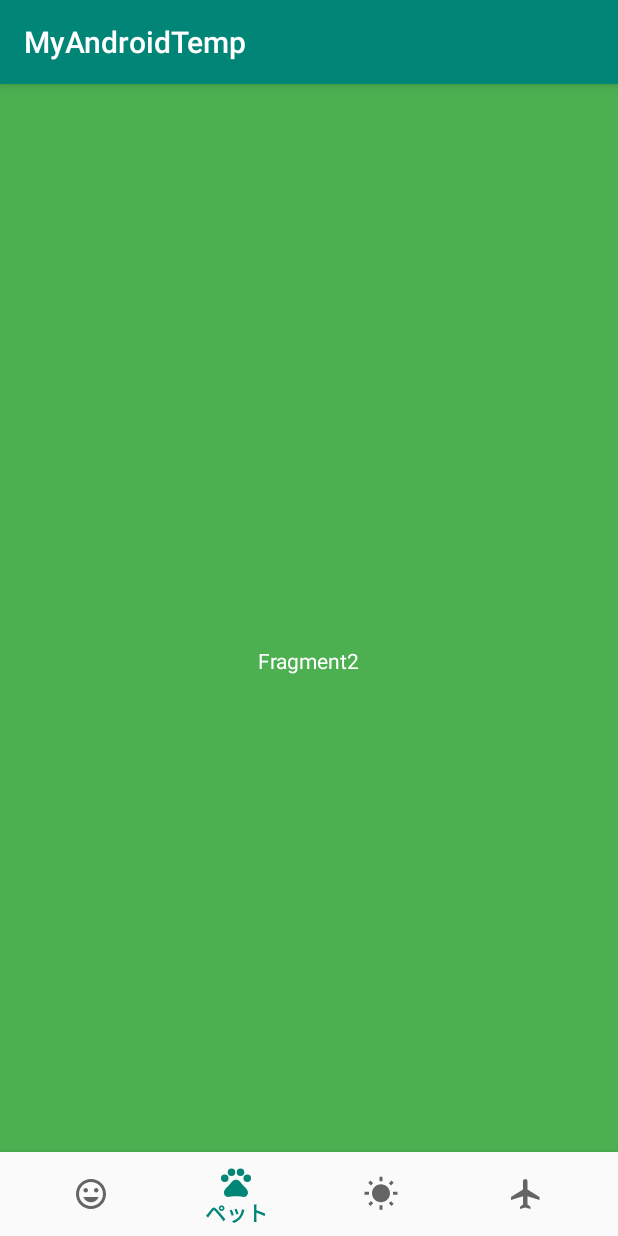
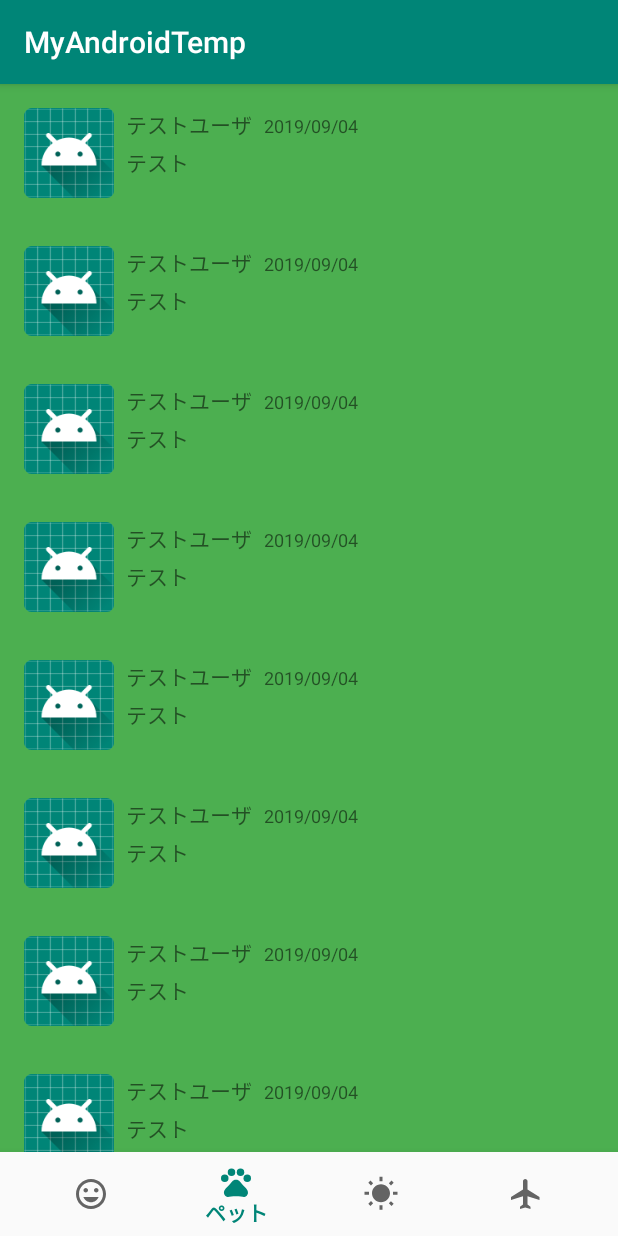
Before and after one commit to b4tchkn/AndroidPlayground, an Android app: the Fragment2 screen opened through its navigation route, on a phone screen of 412 x 824 dp. Run offline under Robolectric (Android 15) with nearby library versions, the phone set to English and light mode, and no system bars; our stand-ins replace navigation-ui; libraries missing offline, so code that uses them is left out: com.eclipsesource.json; network calls fail.

Commit message:
[add]RecyclerView in Fragment2

```diff
--- a/app/build.gradle
+++ b/app/build.gradle
@@ -57,4 +57,7 @@ dependencies {
     implementation 'com.google.code.gson:gson:2.8.5'
 
     implementation 'com.eclipsesource.minimal-json:minimal-json:0.9.5'
+
+    // recyclerView
+    implementation 'androidx.recyclerview:recyclerview:1.0.0'
 }
--- a/app/src/main/java/com/example/myandroidtemp/Fragment2.kt
+++ b/app/src/main/java/com/example/myandroidtemp/Fragment2.kt
@@ -1,10 +1,16 @@
 package com.example.myandroidtemp
 
+import android.icu.text.SimpleDateFormat
 import android.os.Bundle
+import android.os.RecoverySystem
 import android.view.LayoutInflater
 import android.view.View
 import android.view.ViewGroup
 import androidx.fragment.app.Fragment
+import androidx.recyclerview.widget.LinearLayoutManager
+import androidx.recyclerview.widget.RecyclerView
+import kotlinx.android.synthetic.main.list_item.*
+import java.util.*
 
 class Fragment2: Fragment() {
     override fun onCreateView(
@@ -14,4 +20,17 @@ class Fragment2: Fragment() {
     ): View? {
         return inflater.inflate(R.layout.fragment_2, container, false)
     }
+
+    override fun onViewCreated(view: View, savedInstanceState: Bundle?) {
+        super.onViewCreated(view, savedInstanceState)
+        val date = SimpleDateFormat("yyyy/MM/dd").format(Date())
+        val itemList = mutableListOf<Item>()
+        repeat((0..100).count()) { itemList.add(Item("テスト", date)) }
+
+        view.findViewById<RecyclerView>(R.id.itemRecyclerView).also { recyclerView: RecyclerView ->
+            recyclerView.adapter = ItemViewAdapter(context!!, itemList)
+            recyclerView.layoutManager = LinearLayoutManager(context)
+        }
+    }
+
 }
--- /dev/null
+++ b/app/src/main/java/com/example/myandroidtemp/Item.kt
@@ -0,0 +1,3 @@
+package com.example.myandroidtemp
+
+data class Item(val content: String, val date: String)
--- /dev/null
+++ b/app/src/main/java/com/example/myandroidtemp/ItemViewAdapter.kt
@@ -0,0 +1,31 @@
+package com.example.myandroidtemp
+
+import android.content.Context
+import android.view.LayoutInflater
+import android.view.View
+import android.view.ViewGroup
+import android.widget.ImageView
+import android.widget.TextView
+import androidx.recyclerview.widget.RecyclerView
+
+class ItemViewAdapter(private val context: Context, private val itemList: List<Item>) :
+    RecyclerView.Adapter<ItemViewAdapter.ItemViewHolder>() {
+    class ItemViewHolder(view: View) : RecyclerView.ViewHolder(view) {
+        val userIconImageView: ImageView = view.findViewById(R.id.userIcon)
+        val userNameTextView: TextView = view.findViewById(R.id.userName)
+        val dateTextView: TextView = view.findViewById(R.id.date)
+        val contentTextView: TextView = view.findViewById(R.id.content)
+    }
+
+    override fun onCreateViewHolder(parent: ViewGroup, viewType: Int): ItemViewHolder =
+        ItemViewHolder(LayoutInflater.from(context).inflate(R.layout.list_item, parent, false))
+
+    override fun getItemCount(): Int = itemList.size
+
+    override fun onBindViewHolder(holder: ItemViewHolder, position: Int) {
+        holder.userIconImageView.setImageResource(R.mipmap.ic_launcher)
+        holder.userNameTextView.text = "テストユーザ"
+        holder.dateTextView.text = itemList[position].date
+        holder.contentTextView.text = itemList[position].content
+    }
+}
--- a/app/src/main/res/layout/fragment_2.xml
+++ b/app/src/main/res/layout/fragment_2.xml
@@ -5,14 +5,14 @@
     android:layout_height="match_parent"
     android:background="#4CAF50">
 
-    <TextView
-        android:id="@+id/textView1"
-        android:text="Fragment2"
-        android:textColor="#FFFFFF"
-        android:layout_width="wrap_content"
-        android:layout_height="wrap_content"
+    <androidx.recyclerview.widget.RecyclerView
+        android:id="@+id/itemRecyclerView"
+        android:layout_width="0dp"
+        android:layout_height="0dp"
+        app:layout_constraintBottom_toBottomOf="parent"
+        app:layout_constraintEnd_toEndOf="parent"
         app:layout_constraintStart_toStartOf="parent"
-        app:layout_constraintTop_toTopOf="parent"
-        app:layout_constraintEnd_toEndOf="parent"
-        app:layout_constraintBottom_toBottomOf="parent"/>
+        app:layout_constraintTop_toTopOf="parent">
+    </androidx.recyclerview.widget.RecyclerView>
+
 </androidx.constraintlayout.widget.ConstraintLayout>
--- /dev/null
+++ b/app/src/main/res/layout/list_item.xml
@@ -0,0 +1,55 @@
+<?xml version="1.0" encoding="utf-8"?>
+<androidx.constraintlayout.widget.ConstraintLayout
+    xmlns:android="http://schemas.android.com/apk/res/android"
+    xmlns:app="http://schemas.android.com/apk/res-auto"
+    xmlns:tools="http://schemas.android.com/tools"
+    android:orientation="vertical"
+    android:layout_width="match_parent"
+    android:layout_height="wrap_content"
+    android:paddingBottom="16dp">
+
+    <ImageView
+        android:id="@+id/userIcon"
+        android:layout_width="60dp"
+        android:layout_height="60dp"
+        android:layout_marginStart="16dp"
+        android:layout_marginTop="16dp"
+        app:layout_constraintStart_toStartOf="parent"
+        app:layout_constraintTop_toTopOf="parent"
+        tools:srcCompat="@tools:sample/avatars">
+    </ImageView>
+
+    <TextView
+        android:id="@+id/userName"
+        android:layout_width="wrap_content"
+        android:layout_height="0dp"
+        android:layout_marginStart="8dp"
+        android:text="fu_neko"
+        app:layout_constraintStart_toEndOf="@+id/userIcon"
+        app:layout_constraintTop_toTopOf="@+id/userIcon">
+    </TextView>
+
+    <TextView
+        android:id="@+id/date"
+        android:layout_width="wrap_content"
+        android:layout_height="0dp"
+        android:layout_marginStart="8dp"
+        android:layout_marginTop="3dp"
+        android:text="2019/06/10"
+        android:textSize="12sp"
+        app:layout_constraintStart_toEndOf="@+id/userName"
+        app:layout_constraintTop_toTopOf="@+id/userName">
+    </TextView>
+
+    <TextView
+        android:id="@+id/content"
+        android:layout_width="300dp"
+        android:layout_height="0dp"
+        app:layout_constraintTop_toBottomOf="@+id/userName"
+        android:layout_marginStart="8dp"
+        android:layout_marginTop="4dp"
+        android:text="今日のご飯は，カレーライス，とんかつ，寿司，チャーハン．カレーライス"
+        app:layout_constraintStart_toEndOf="@+id/userIcon">
+    </TextView>
+
+</androidx.constraintlayout.widget.ConstraintLayout>
```
